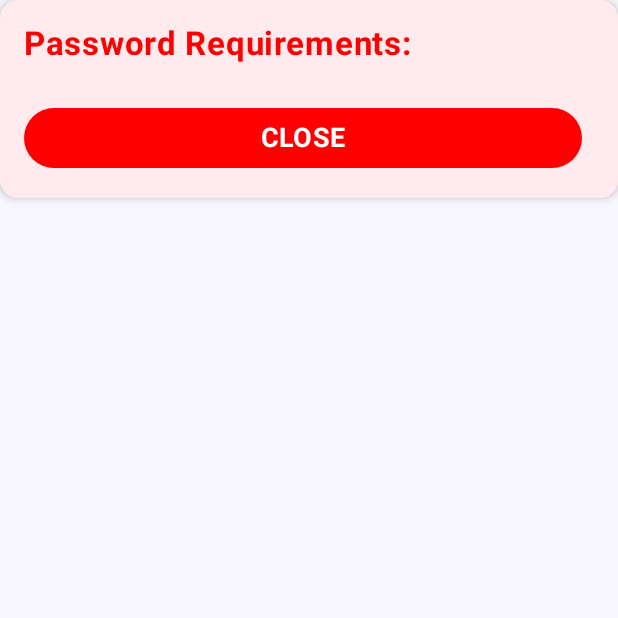
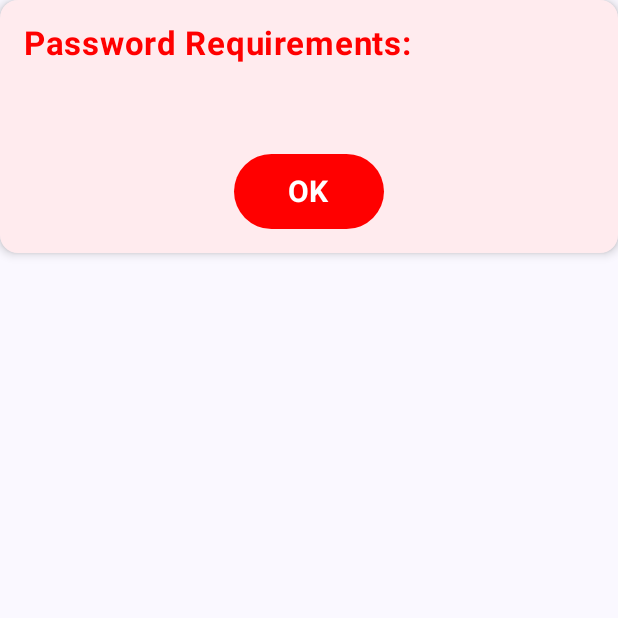
Before and after one commit to FilipeLutz/SmartWage, an Android app built with Jetpack Compose: the composable PasswordErrorCard called with empty values, on a phone screen of 412 x 824 dp, the top half of it. Run offline under Robolectric (Android 15) with nearby library versions, the phone set to English and light mode, and no system bars.

Commit message:
FrontEnd Updates

```diff
--- a/app/src/main/java/com/finalproject/smartwage/ui/components/Cards.kt
+++ b/app/src/main/java/com/finalproject/smartwage/ui/components/Cards.kt
@@ -92,8 +92,9 @@ fun PasswordErrorCard(errors: List<PasswordValidationError>, onDismiss: () -> Un
             .fillMaxWidth()
     ) {
         Column(
+            horizontalAlignment = Alignment.CenterHorizontally,
+            verticalArrangement = Arrangement.spacedBy(10.dp),
             modifier = Modifier.padding(16.dp),
-            horizontalAlignment = Alignment.CenterHorizontally
         ) {
             Row(
                 horizontalArrangement = Arrangement.Start,
@@ -110,11 +111,11 @@ fun PasswordErrorCard(errors: List<PasswordValidationError>, onDismiss: () -> Un
 
             Spacer(modifier = Modifier.height(10.dp))
 
-            Column (
+            Column(
                 verticalArrangement = Arrangement.spacedBy(6.dp),
                 horizontalAlignment = Alignment.Start,
                 modifier = Modifier.fillMaxWidth()
-            ){
+            ) {
                 errors.forEach { error ->
                     Text(
                         text = when (error) {
@@ -130,22 +131,24 @@ fun PasswordErrorCard(errors: List<PasswordValidationError>, onDismiss: () -> Un
                 }
             }
 
-            Spacer(modifier = Modifier.height(15.dp))
+            Spacer(modifier = Modifier.height(10.dp))
 
             Row (
                 verticalAlignment = Alignment.CenterVertically,
-                horizontalArrangement = Arrangement.End,
-                modifier = Modifier
-                    .padding(end = 8.dp)
+                horizontalArrangement = Arrangement.Center
             ){
                 Button(
                     onClick = onDismiss,
-                    colors = ButtonDefaults.buttonColors(containerColor = Color.Red),
-                    modifier = Modifier.fillMaxWidth()
+                    colors = ButtonDefaults.buttonColors(
+                        containerColor = Color.Red
+                    ),
+                    modifier = Modifier
+                        .width(100.dp)
+                        .height(50.dp)
                 ) {
                     Text(
-                        "CLOSE",
-                        fontSize = 18.sp,
+                        "OK",
+                        fontSize = 20.sp,
                         fontWeight = FontWeight.Bold,
                         color = Color.White
                     )
```
